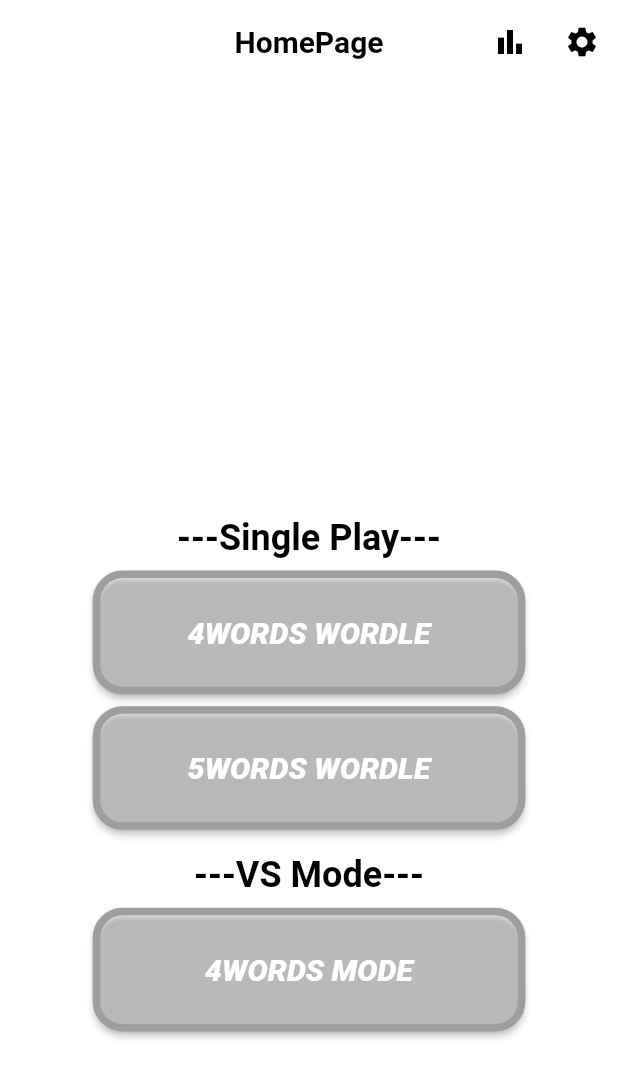
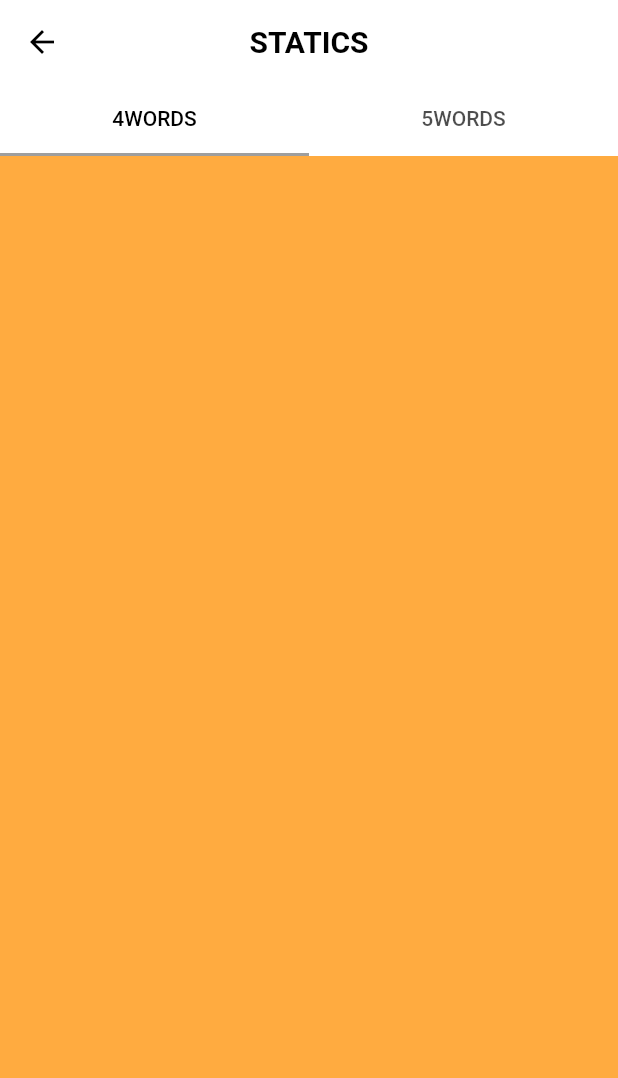
Before and after one commit to ziburi-hiro/wordle, a Flutter app: the screen it shows after launch, after a tap on the "bar chart" icon, on a phone screen of 412 x 824 dp. Shown: the top 1078 px of the screen. Run offline on Flutter 3.47's test engine with Material 2 defaults, Android fonts, the phone set to English and light mode, and no system bars; our stand-ins replace charts_flutter, shared_preferences.

Commit message:
make statics page

```diff
--- a/lib/components/stats.dart
+++ b/lib/components/stats.dart
@@ -1,6 +1,5 @@
 import 'package:flutter/material.dart';
 import 'package:wordle/components/stats_chart.dart';
-import 'package:wordle/screen/game_page.dart';
 import 'package:wordle/utils/calculate_stats.dart';
 import 'package:wordle/components/stats_box.dart';
 import 'package:wordle/constants/answer_stages.dart';
--- a/lib/screen/five_words_wordle.dart
+++ b/lib/screen/five_words_wordle.dart
@@ -3,12 +3,9 @@ import 'package:flutter/material.dart';
 import 'package:provider/provider.dart';
 import 'package:wordle/components/grid.dart';
 import 'package:wordle/components/keyboard_row.dart';
-import 'package:wordle/components/result_box.dart';
 import 'package:wordle/components/result_box_fivewords.dart';
-import 'package:wordle/components/stats.dart';
 import 'package:wordle/components/title_back_box.dart';
 import 'package:wordle/constants/five_words.dart';
-import 'package:wordle/constants/words.dart';
 import 'package:wordle/providers/controller.dart';
 import 'package:wordle/screen/settings.dart';
 import 'package:wordle/utils/quick_box.dart';
--- a/lib/screen/home_page.dart
+++ b/lib/screen/home_page.dart
@@ -4,6 +4,7 @@ import 'package:wordle/providers/theme_provider.dart';
 import 'package:wordle/screen/five_words_wordle.dart';
 import 'package:wordle/screen/game_page.dart';
 import 'package:wordle/screen/settings.dart';
+import 'package:wordle/screen/statics_page.dart';
 
 class HomePage extends StatefulWidget {
   const HomePage({Key? key}) : super(key: key);
@@ -27,7 +28,7 @@ class _HomePageState extends State<HomePage> {
         actions: [
           IconButton(
               onPressed: (){
-                print('show statics');
+                Navigator.of(context).push(MaterialPageRoute(builder: (context) => const StaticsPage()));
               },
               icon: const Icon(Icons.bar_chart_outlined)
           ),
--- /dev/null
+++ b/lib/screen/statics_page.dart
@@ -0,0 +1,42 @@
+import 'package:flutter/material.dart';
+
+class StaticsPage extends StatefulWidget {
+  const StaticsPage({Key? key}) : super(key: key);
+
+  @override
+  State<StaticsPage> createState() => _StaticsPageState();
+}
+
+class _StaticsPageState extends State<StaticsPage> {
+  @override
+  Widget build(BuildContext context) {
+    return DefaultTabController(
+      length: 2,
+      child: Scaffold(
+        appBar: AppBar(
+          title: const Text('STATICS'),
+          centerTitle: true,
+          elevation: 0,
+          bottom: const TabBar(
+            indicatorColor: Colors.grey,
+            labelColor: Colors.black,
+            tabs: [
+              Tab(text: '4WORDS',),
+              Tab(text: '5WORDS',),
+            ],
+          ),
+        ),
+        body: TabBarView(
+          children: [
+            Container(
+              color: Colors.orangeAccent,
+            ),
+            Container(
+              color: Colors.green,
+            ),
+          ],
+        )
+      ),
+    );
+  }
+}
```
